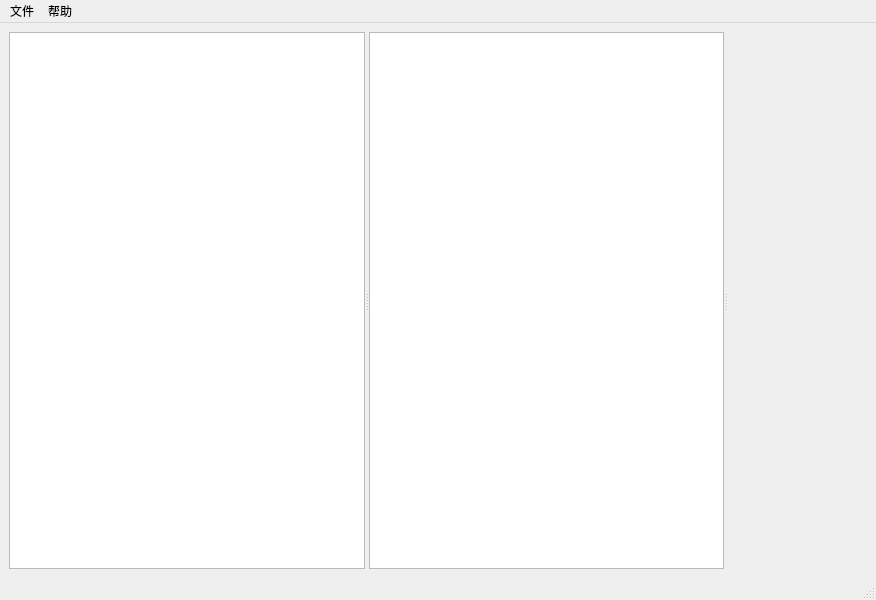
This is mainwindow.ui in XChy/IntelliNote as Qt 5 draws it before an edit. The edited form follows.
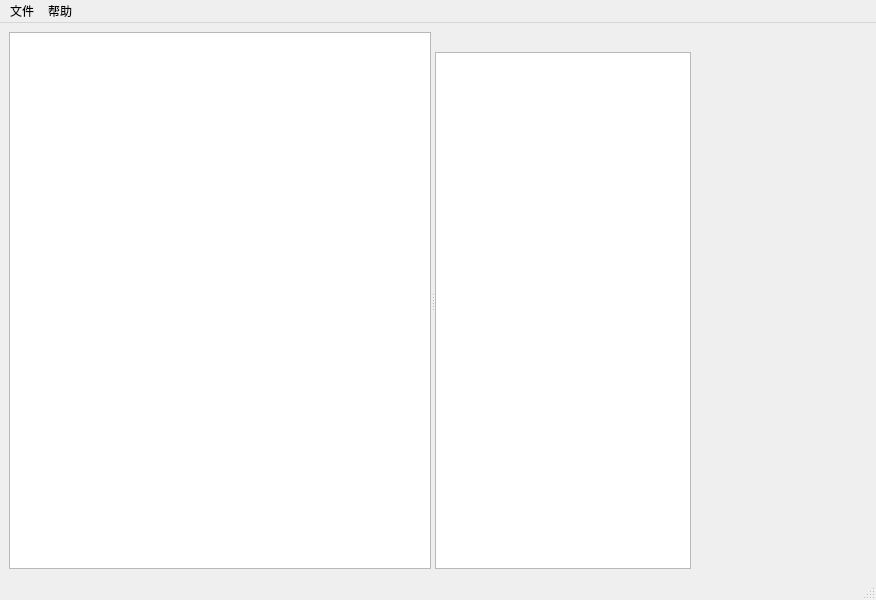
This is the edited form. Custom widgets are drawn as their Qt base class.

Commit message: Complete the display of the name of note

The edit to the form file:
```diff
--- a/mainwindow.ui
+++ b/mainwindow.ui
@@ -21,17 +21,31 @@
        <enum>Qt::Horizontal</enum>
       </property>
       <widget class="QTreeView" name="noteManager"/>
+      <widget class="QWidget" name="">
+       <layout class="QVBoxLayout" name="verticalLayout">
+        <item>
+         <widget class="QLabel" name="nameLabel">
+          <property name="text">
+           <string/>
+          </property>
+         </widget>
+        </item>
+        <item>
+         <layout class="QHBoxLayout" name="horizontalLayout" stretch="1,1">
+          <item>
       <widget class="QPlainTextEdit" name="textEdit">
        <property name="sizePolicy">
-        <sizepolicy hsizetype="Preferred" vsizetype="Expanding">
+             <sizepolicy hsizetype="Minimum" vsizetype="Expanding">
          <horstretch>0</horstretch>
          <verstretch>0</verstretch>
         </sizepolicy>
        </property>
       </widget>
+          </item>
+          <item>
       <widget class="MDViewer" name="viewer">
        <property name="sizePolicy">
-        <sizepolicy hsizetype="Preferred" vsizetype="Preferred">
+             <sizepolicy hsizetype="Expanding" vsizetype="Preferred">
          <horstretch>0</horstretch>
          <verstretch>0</verstretch>
         </sizepolicy>
@@ -39,6 +53,11 @@
        <property name="contextMenuPolicy">
         <enum>Qt::CustomContextMenu</enum>
        </property>
+           </widget>
+          </item>
+         </layout>
+        </item>
+       </layout>
       </widget>
      </widget>
     </item>
```
Lines whose indentation alone changed are shown as unchanged. The commit also changes 1 other file.
